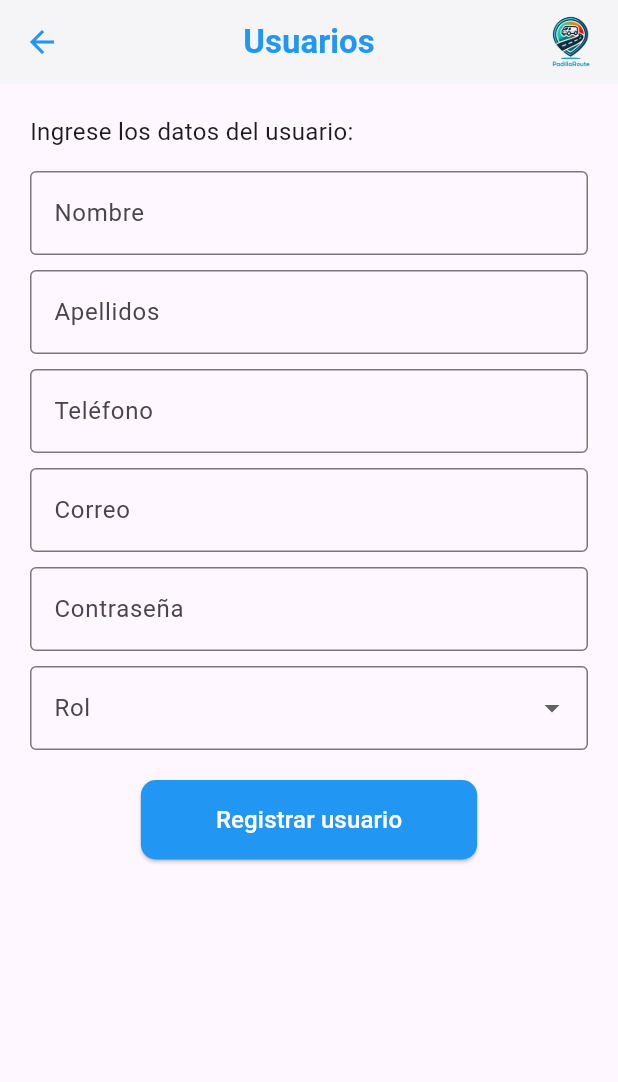
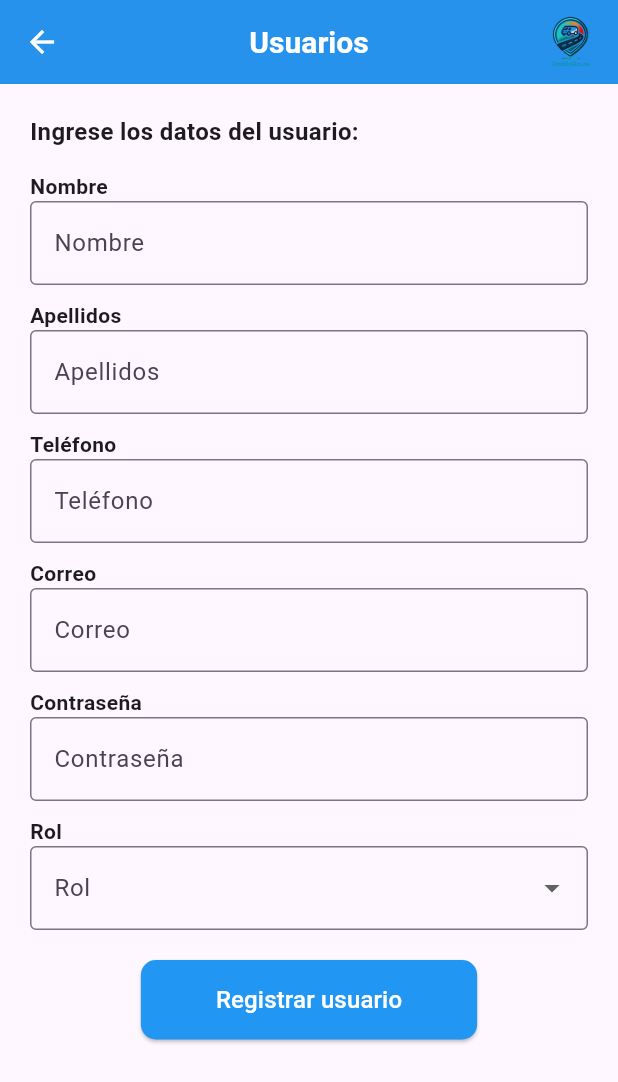
Before and after one commit to MiguelMacias3M/PadillaRoute, a Flutter app: the UserScreenRegister screen opened directly, on a phone screen of 412 x 824 dp. Shown: the top 1082 px of the screen. Run offline on Flutter 3.47's test engine with Material 3 defaults, Android fonts, the phone set to English and light mode, and no system bars; our stand-ins replace firebase_auth, firebase_core, firebase_database, objectbox; accounts and stored records are empty; generated files the repository leaves out were written again; network calls fail.

```diff
--- a/lib/screens/UserScreenRegister.dart
+++ b/lib/screens/UserScreenRegister.dart
@@ -25,19 +25,20 @@ class _UserScreenRegisterState extends State<UserScreenRegister> {
   Widget build(BuildContext context) {
     return Scaffold(
       appBar: AppBar(
-        title: Text(
-          'Usuarios',
-          style: TextStyle(color: Colors.blue, fontWeight: FontWeight.bold),
-        ),
-        backgroundColor: Colors.white,
+        title: Text('Usuarios'),
+        backgroundColor: Colors.blue,
         elevation: 2,
         centerTitle: true,
-        iconTheme: IconThemeData(color: Colors.blue),
+        iconTheme: IconThemeData(color: Colors.white),
+        titleTextStyle: TextStyle(
+            color: Colors.white,
+            fontSize: 20,
+            fontWeight: FontWeight.bold),
         actions: [
           Padding(
             padding: EdgeInsets.only(right: 15),
             child: Image.asset(
-              'assets/logo.png', // Asegúrate de tener el logo en la carpeta assets
+              'assets/logo.png',
               height: 40,
             ),
           ),
@@ -50,19 +51,25 @@ class _UserScreenRegisterState extends State<UserScreenRegister> {
           children: [
             Text(
               'Ingrese los datos del usuario:',
-              style: TextStyle(fontSize: 16),
+              style: TextStyle(fontSize: 16, fontWeight: FontWeight.bold),
             ),
             SizedBox(height: 15),
+            _labelText('Nombre'),
             _inputField('Nombre', _nameController),
             SizedBox(height: 10),
+            _labelText('Apellidos'),
             _inputField('Apellidos', _lastNameController),
             SizedBox(height: 10),
+            _labelText('Teléfono'),
             _inputField('Teléfono', _phoneController, inputType: TextInputType.phone),
             SizedBox(height: 10),
+            _labelText('Correo'),
             _inputField('Correo', _emailController, inputType: TextInputType.emailAddress),
             SizedBox(height: 10),
+            _labelText('Contraseña'),
             _inputField('Contraseña', _passwordController, isPassword: true),
             SizedBox(height: 10),
+            _labelText('Rol'),
             _roleDropdown(),
             SizedBox(height: 20),
             Center(
@@ -124,6 +131,14 @@ class _UserScreenRegisterState extends State<UserScreenRegister> {
     }
   }
 
+  // Widget para los textos de etiquetas
+  Widget _labelText(String text) {
+    return Text(
+      text,
+      style: TextStyle(fontWeight: FontWeight.bold),
+    );
+  }
+
   // Widget para los campos de texto
   Widget _inputField(String label, TextEditingController controller, {bool isPassword = false, TextInputType inputType = TextInputType.text}) {
     return TextField(
```
Also changed, not shown: lib/screens/ForgotPasswordScreen.dart (+51 -7 lines), lib/screens/loginscreen.dart (+19 -4 lines).
